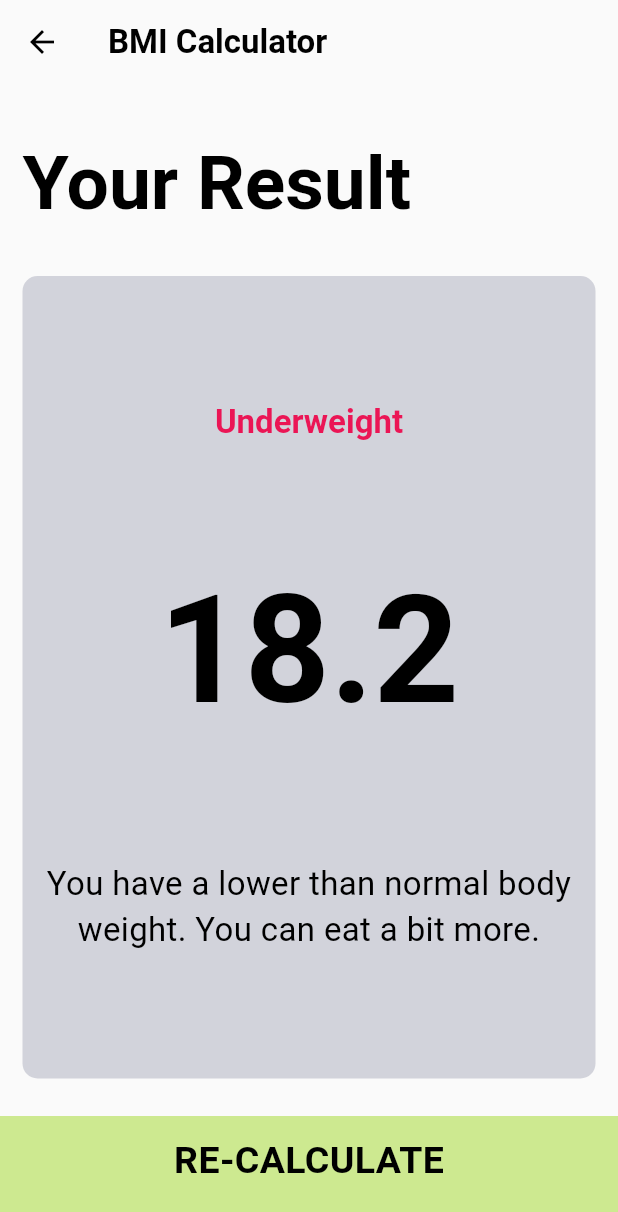
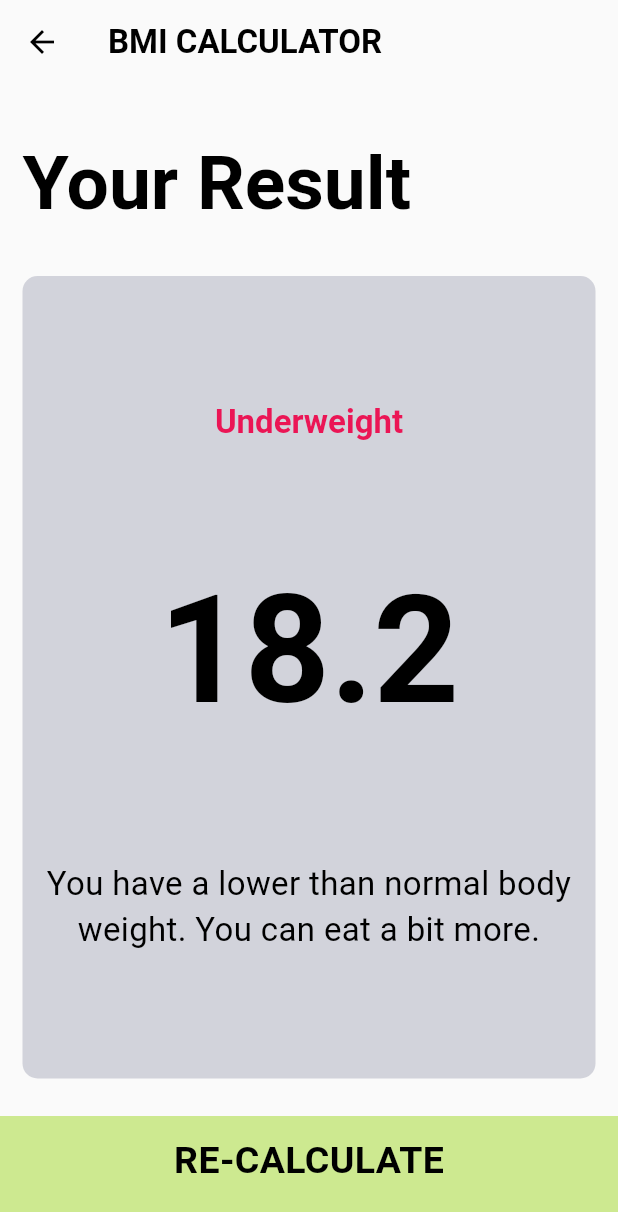
Before and after one commit to alananayadev/flutter-bmi_calculator, a Flutter app: the screen it shows after launch, after a tap on "CALCULATE", on a phone screen of 412 x 824 dp. Shown: the top 1212 px of the screen. Run offline on Flutter 3.47's test engine with Material 3 defaults, Android fonts, the phone set to English and light mode, and no system bars; our stand-ins replace font_awesome_flutter; missing offline and left inert: dart:ffi; generated files the repository leaves out were written again.

Commit message:
feature: added localization options

```diff
--- a/lib/calculator_brain.dart
+++ b/lib/calculator_brain.dart
@@ -1,14 +1,19 @@
 import 'dart:math';
+
+import 'package:flutter/cupertino.dart';
+import 'package:flutter_gen/gen_l10n/app_localizations.dart';
 
 class CalculatorBrain {
   final int height;
   final int weight;
+  final BuildContext context;
 
   double _bmi = 0.0;
 
   CalculatorBrain({
     required this.height,
     required this.weight,
+    required this.context
   });
 
   double calculateBMI() {
@@ -18,21 +23,21 @@ class CalculatorBrain {
 
   String getResult() {
     if (_bmi >= 25) {
-      return 'Overweight';
+      return AppLocalizations.of(context)?.overweightLabel ?? "Overweight";
     } else if (_bmi > 18.5) {
-      return 'Normal';
+      return AppLocalizations.of(context)?.normalweightLabel ?? "Normal";
     } else {
-      return 'Underweight';
+      return AppLocalizations.of(context)?.underweigthLabel ?? "Underweight";
     }
   }
 
   String getInterpretation() {
     if (_bmi >= 25) {
-      return 'You have higher than normal body weight. Try to exercise more.';
+      return AppLocalizations.of(context)?.overweightDescription ?? "Overweight";
     } else if (_bmi > 18.5) {
-      return 'You have a normal body weight. Good job!';
+      return AppLocalizations.of(context)?.normalweightDescription ?? "Normal";
     } else {
-      return 'You have a lower than normal body weight. You can eat a bit more.';
+      return AppLocalizations.of(context)?.underweightDescription ?? "Underweight";
     }
   }
 }
--- a/lib/main.dart
+++ b/lib/main.dart
@@ -2,6 +2,8 @@ import 'package:bmi_calculator/theme/dark_theme.dart';
 import 'package:bmi_calculator/theme/light_theme.dart';
 import 'package:flutter/material.dart';
 import 'package:bmi_calculator/screens/input_page.dart';
+import 'package:flutter_localizations/flutter_localizations.dart';
+import 'package:flutter_gen/gen_l10n/app_localizations.dart';
 
 void main() {
   runApp(const MyApp());
@@ -15,6 +17,8 @@ class MyApp extends StatelessWidget {
   Widget build(BuildContext context) {
     return MaterialApp(
       title: 'Flutter Demo',
+      localizationsDelegates: AppLocalizations.localizationsDelegates,
+      supportedLocales: AppLocalizations.supportedLocales,
       theme: lightTheme,
       darkTheme: darkTheme,
       home: const InputPage(),
--- a/lib/screens/input_page.dart
+++ b/lib/screens/input_page.dart
@@ -5,9 +5,9 @@ import 'package:flutter/material.dart';
 import 'package:font_awesome_flutter/font_awesome_flutter.dart';
 import 'package:bmi_calculator/components/icon_content.dart';
 import 'package:bmi_calculator/components/reusable_card.dart';
-import 'package:bmi_calculator/constants.dart';
 import 'package:bmi_calculator/components/bottom_button.dart';
 import 'package:bmi_calculator/components/round_icon_button.dart';
+import 'package:flutter_gen/gen_l10n/app_localizations.dart';
 
 enum Gender {
   male,
@@ -31,7 +31,7 @@ class _InputPageState extends State<InputPage> {
   Widget build(BuildContext context) {
     return Scaffold(
       appBar: AppBar(
-        title: const Text('BMI CALCULATOR'),
+        title: Text(AppLocalizations.of(context)?.appTitle ?? "BMI Calculator"),
       ),
       body: Column(
         crossAxisAlignment: CrossAxisAlignment.stretch,
@@ -44,11 +44,13 @@ class _InputPageState extends State<InputPage> {
                     color: selectedGender == Gender.male
                         ? Theme.of(context).colorScheme.primaryContainer
                         : Theme.of(context).colorScheme.secondaryContainer,
-                    cardChild: const IconContent(
-                        icon: FontAwesomeIcons.mars, label: 'MALE'),
+                    cardChild: IconContent(
+                        icon: FontAwesomeIcons.mars,
+                        label: AppLocalizations.of(context)?.maleLabel ?? "MALE"
+                    ),
                     onPress: () {
                       setState(
-                        () {
+                            () {
                           selectedGender = Gender.male;
                         },
                       );
@@ -60,13 +62,13 @@ class _InputPageState extends State<InputPage> {
                     color: selectedGender == Gender.female
                         ? Theme.of(context).colorScheme.primaryContainer
                         : Theme.of(context).colorScheme.secondaryContainer,
-                    cardChild: const IconContent(
+                    cardChild: IconContent(
                       icon: FontAwesomeIcons.venus,
-                      label: 'FEMALE',
+                      label: AppLocalizations.of(context)?.femaleLabel ?? "FEMALE",
                     ),
                     onPress: () {
                       setState(
-                        () {
+                            () {
                           selectedGender = Gender.female;
                         },
                       );
@@ -83,7 +85,7 @@ class _InputPageState extends State<InputPage> {
                 mainAxisAlignment: MainAxisAlignment.center,
                 children: <Widget>[
                   Text(
-                    'HEIGHT',
+                    AppLocalizations.of(context)?.heightLabel ?? "HEIGHT",
                     style: Theme.of(context).textTheme.titleMedium,
                   ),
                   Row(
@@ -125,7 +127,7 @@ class _InputPageState extends State<InputPage> {
                       mainAxisAlignment: MainAxisAlignment.center,
                       children: <Widget>[
                         Text(
-                          'WEIGHT',
+                          AppLocalizations.of(context)?.weightLabel ?? "WEIGHT",
                           style: Theme.of(context).textTheme.titleMedium,
                         ),
                         Text(
@@ -140,7 +142,7 @@ class _InputPageState extends State<InputPage> {
                               onPressed: () {
                                 setState(() {
                                   weight =
-                                      weight - 1 >= 0 ? weight - 1 : weight;
+                                  weight - 1 >= 0 ? weight - 1 : weight;
                                 });
                               },
                             ),
@@ -168,7 +170,7 @@ class _InputPageState extends State<InputPage> {
                       mainAxisAlignment: MainAxisAlignment.center,
                       children: <Widget>[
                         Text(
-                          'AGE',
+                          AppLocalizations.of(context)?.ageLabel ?? "AGE",
                           style: Theme.of(context).textTheme.titleMedium,
                         ),
                         Text(
@@ -209,7 +211,7 @@ class _InputPageState extends State<InputPage> {
           BottomButton(
               onTap: () {
                 CalculatorBrain calc =
-                    CalculatorBrain(height: height, weight: weight);
+                CalculatorBrain(height: height, weight: weight, context: context);
                 Navigator.push(
                   context,
                   MaterialPageRoute(
@@ -221,7 +223,7 @@ class _InputPageState extends State<InputPage> {
                   ),
                 );
               },
-              buttonTitle: "CALCULATE")
+              buttonTitle: AppLocalizations.of(context)?.calculateTitleButton ?? "CALCULATE")
         ],
       ),
     );
--- a/lib/screens/results_page.dart
+++ b/lib/screens/results_page.dart
@@ -4,6 +4,7 @@ import 'package:bmi_calculator/components/bottom_button.dart';
 import 'package:bmi_calculator/constants.dart';
 import 'package:bmi_calculator/components/reusable_card.dart';
 import 'package:flutter/material.dart';
+import 'package:flutter_gen/gen_l10n/app_localizations.dart';
 
 class ResultsPage extends StatelessWidget {
   final double bmiResult;
@@ -20,7 +21,7 @@ class ResultsPage extends StatelessWidget {
   Widget build(BuildContext context) {
     return Scaffold(
       appBar: AppBar(
-        title: const Text('BMI Calculator'),
+        title: Text(AppLocalizations.of(context)?.appTitle ?? "BMI CALCULATOR"),
       ),
       body: Column(
         mainAxisAlignment: MainAxisAlignment.spaceEvenly,
@@ -31,7 +32,7 @@ class ResultsPage extends StatelessWidget {
               padding: const EdgeInsets.all(15.0),
               alignment: Alignment.bottomLeft,
               child: Text(
-                'Your Result',
+                AppLocalizations.of(context)?.resultTitle ?? "Your Result",
                 style: Theme.of(context).textTheme.titleLarge,
               ),
             ),
@@ -67,7 +68,7 @@ class ResultsPage extends StatelessWidget {
             onTap: () {
               Navigator.pop(context);
             },
-            buttonTitle: 'RE-CALCULATE',
+            buttonTitle: AppLocalizations.of(context)?.recalculateTitleButton ?? "RE-CALCULATE",
           )
         ],
       ),
--- a/pubspec.yaml
+++ b/pubspec.yaml
@@ -10,6 +10,10 @@ dependencies:
   flutter:
     sdk: flutter
 
+  flutter_localizations:
+    sdk: flutter
+
+  intl: any
   cupertino_icons: ^1.0.2
   font_awesome_flutter: ^10.6.0
 
@@ -20,4 +24,5 @@ dev_dependencies:
   flutter_lints: ^2.0.0
 
 flutter:
+  generate: true
   uses-material-design: true
```
Also changed, not shown: lib/l10n/app_en.arb (+41 -0 lines), lib/l10n/app_es.arb (+17 -0 lines), pubspec.lock.
